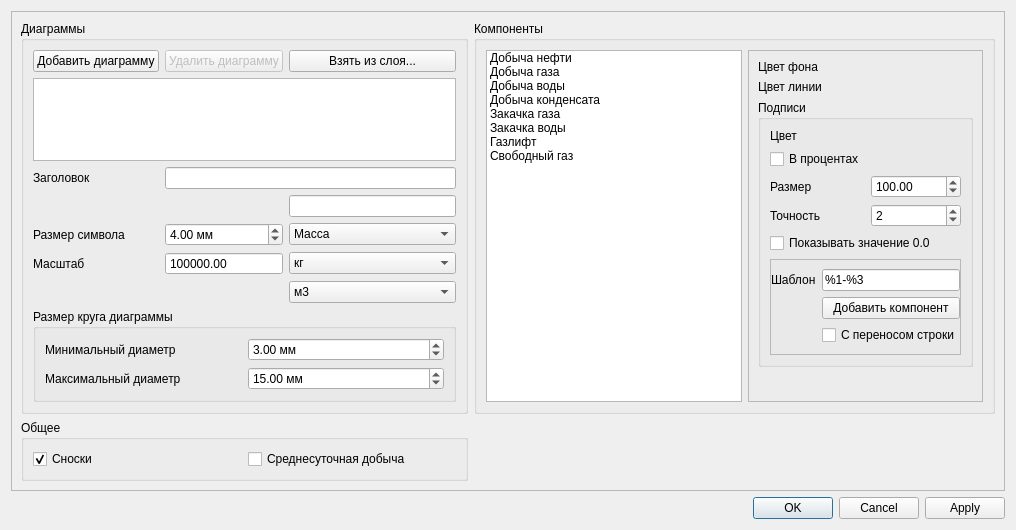
The window that qgis_pds_prodsetup_base.ui (vvkond/QGIS) describes before a commit, drawn with Qt 5.
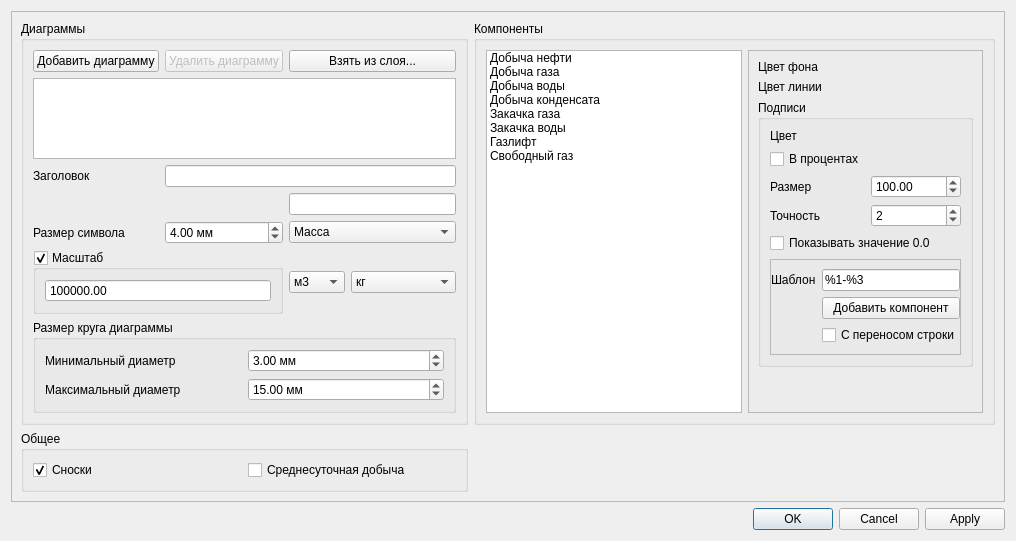
The same window after the commit.

Patch:
```diff
--- a/qgis_pds_prodsetup_base.ui
+++ b/qgis_pds_prodsetup_base.ui
@@ -7,7 +7,7 @@
     <x>0</x>
     <y>0</y>
     <width>1016</width>
-    <height>530</height>
+    <height>541</height>
    </rect>
   </property>
   <property name="windowTitle">
@@ -38,7 +38,7 @@
         <x>0</x>
         <y>0</y>
         <width>996</width>
-        <height>481</height>
+        <height>492</height>
        </rect>
       </property>
       <layout class="QGridLayout" name="gridLayout_5">
@@ -48,7 +48,7 @@
           <string>Диаграммы</string>
          </property>
          <layout class="QGridLayout" name="gridLayout_2">
-          <item row="8" column="0" colspan="3">
+          <item row="9" column="0" colspan="3">
            <widget class="QGroupBox" name="groupBox_3">
             <property name="title">
              <string>Размер круга диаграммы</string>
@@ -132,7 +132,7 @@
           <item row="2" column="1" colspan="2">
            <widget class="QLineEdit" name="titleEdit"/>
           </item>
-          <item row="9" column="0">
+          <item row="10" column="0">
            <spacer name="verticalSpacer">
             <property name="orientation">
              <enum>Qt::Vertical</enum>
@@ -145,31 +145,11 @@
             </property>
            </spacer>
           </item>
-          <item row="5" column="0">
-           <widget class="QLabel" name="mScaleEditLabel">
-            <property name="text">
-             <string>Масштаб</string>
-            </property>
-           </widget>
-          </item>
-          <item row="5" column="1">
-           <widget class="QDoubleSpinBox" name="scaleEdit">
-            <property name="buttonSymbols">
-             <enum>QAbstractSpinBox::NoButtons</enum>
-            </property>
-            <property name="maximum">
-             <double>999999999.000000000000000</double>
-            </property>
-            <property name="value">
-             <double>300000.000000000000000</double>
-            </property>
-           </widget>
-          </item>
-          <item row="7" column="2">
-           <widget class="QComboBox" name="scaleUnitsVolume">
+          <item row="4" column="2">
+           <widget class="QComboBox" name="scaleUnitsType">
             <item>
              <property name="text">
-              <string>м3</string>
+              <string>Масса</string>
              </property>
             </item>
             <item>
@@ -216,21 +196,74 @@
             </property>
            </widget>
           </item>
-          <item row="4" column="2">
-           <widget class="QComboBox" name="scaleUnitsType">
-            <item>
+          <item row="0" column="2">
+           <widget class="QPushButton" name="mImportFromLayer">
              <property name="text">
-              <string>Масса</string>
-             </property>
-            </item>
+             <string>Взять из слоя...</string>
+            </property>
+           </widget>
+          </item>
+          <item row="1" column="0" colspan="3">
+           <widget class="QListWidget" name="mDiagrammsListWidget"/>
+          </item>
+          <item row="5" column="0" colspan="2">
+           <widget class="QGroupBox" name="useScaleGroupBox">
+            <property name="title">
+             <string>Масштаб</string>
+            </property>
+            <property name="checkable">
+             <bool>true</bool>
+            </property>
+            <layout class="QHBoxLayout" name="horizontalLayout">
+             <property name="spacing">
+              <number>0</number>
+             </property>
             <item>
-             <property name="text">
-              <string>Объем</string>
-             </property>
-            </item>
+              <widget class="QDoubleSpinBox" name="scaleEdit">
+               <property name="buttonSymbols">
+                <enum>QAbstractSpinBox::NoButtons</enum>
+               </property>
+               <property name="maximum">
+                <double>999999999.000000000000000</double>
+               </property>
+               <property name="value">
+                <double>300000.000000000000000</double>
+               </property>
+              </widget>
+             </item>
+            </layout>
            </widget>
           </item>
           <item row="5" column="2">
+           <layout class="QHBoxLayout" name="horizontalLayout_2">
+            <property name="bottomMargin">
+             <number>0</number>
+            </property>
+            <item>
+             <widget class="QComboBox" name="scaleUnitsVolume">
+              <item>
+               <property name="text">
+                <string>м3</string>
+               </property>
+              </item>
+              <item>
+               <property name="text">
+                <string>дм3</string>
+               </property>
+              </item>
+              <item>
+               <property name="text">
+                <string>см3</string>
+               </property>
+              </item>
+              <item>
+               <property name="text">
+                <string>км3</string>
+               </property>
+              </item>
+             </widget>
+            </item>
+            <item>
            <widget class="QComboBox" name="scaleUnitsMass">
             <item>
              <property name="text">
@@ -264,15 +297,7 @@
             </item>
            </widget>
           </item>
-          <item row="1" column="0" colspan="3">
-           <widget class="QListWidget" name="mDiagrammsListWidget"/>
-          </item>
-          <item row="0" column="2">
-           <widget class="QPushButton" name="mImportFromLayer">
-            <property name="text">
-             <string>Взять из слоя...</string>
-            </property>
-           </widget>
+           </layout>
           </item>
          </layout>
         </widget>
```
Left out of the diff: 48 changed lines with no effect on the pictures. Lines whose indentation alone changed are shown as unchanged.
